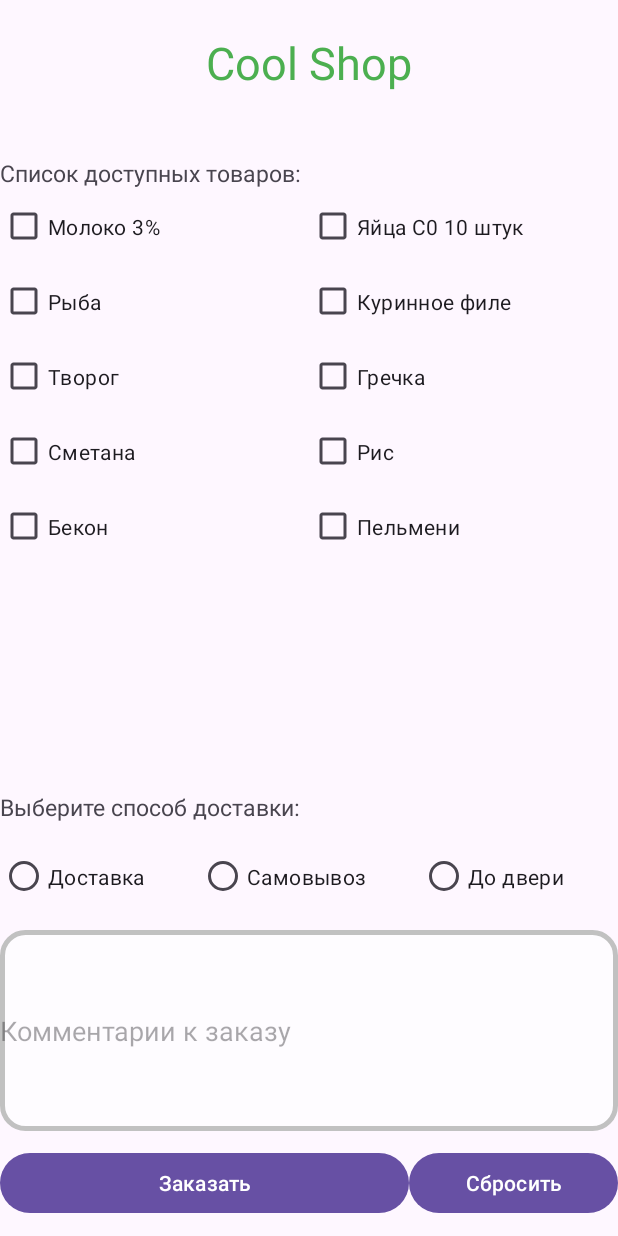
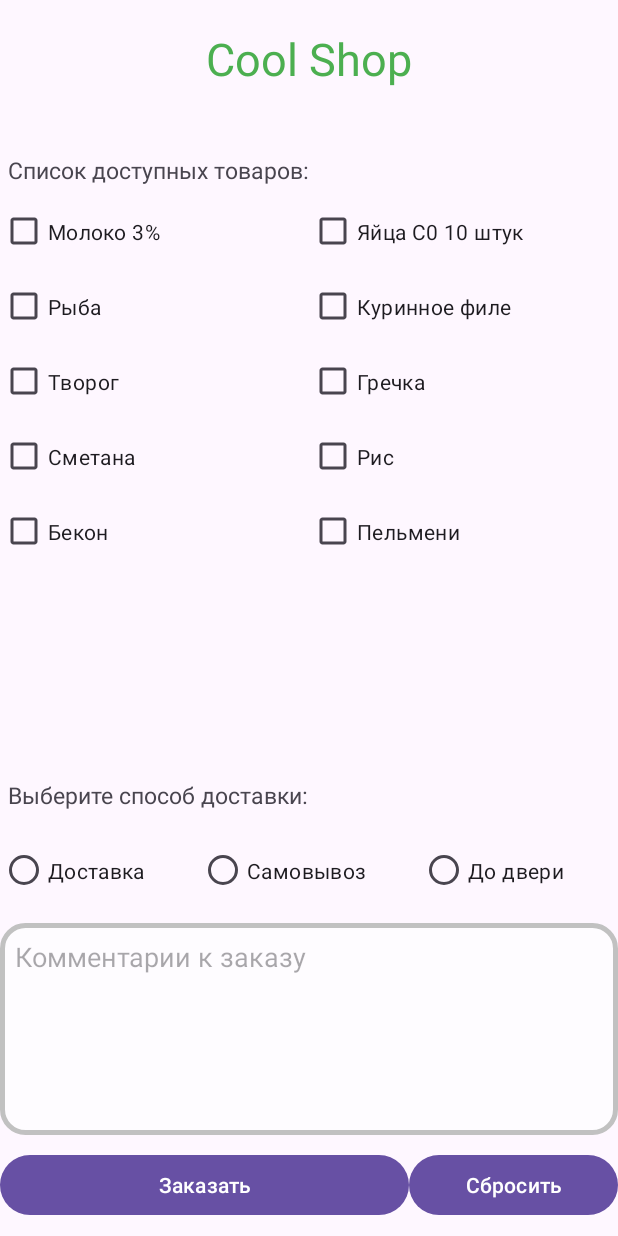
Before and after one commit to mosgor/Samsung-mobile, an Android app: the screen it shows after launch (MainActivity), on a phone screen of 412 x 824 dp. Run offline under Robolectric (Android 15) with nearby library versions, the phone set to English and light mode, and no system bars.

Commit message:
Little improvements to market task

```diff
--- a/CoolShop/app/src/main/res/layout/elements.xml
+++ b/CoolShop/app/src/main/res/layout/elements.xml
@@ -17,6 +17,7 @@
         android:layout_height="wrap_content"
         android:layout_weight="1"
         android:gravity="bottom"
+        android:layout_margin="5dp"
         android:text="Список доступных товаров:"
         android:textSize="15sp">
     </TextView>
@@ -102,6 +103,7 @@
         android:layout_height="wrap_content"
         android:layout_weight="1"
         android:gravity="bottom"
+        android:layout_margin="5dp"
         android:text="Выберите способ доставки:"
         android:textSize="15sp">
     </TextView>
@@ -140,7 +142,9 @@
         android:layout_height="wrap_content"
         android:layout_weight="5"
         android:background="@drawable/border"
-        android:hint="Комментарии к заказу">
+        android:padding="10dp"
+        android:hint="Комментарии к заказу"
+        android:gravity="top">
     </EditText>
     <LinearLayout
         android:layout_width="match_parent"
```
